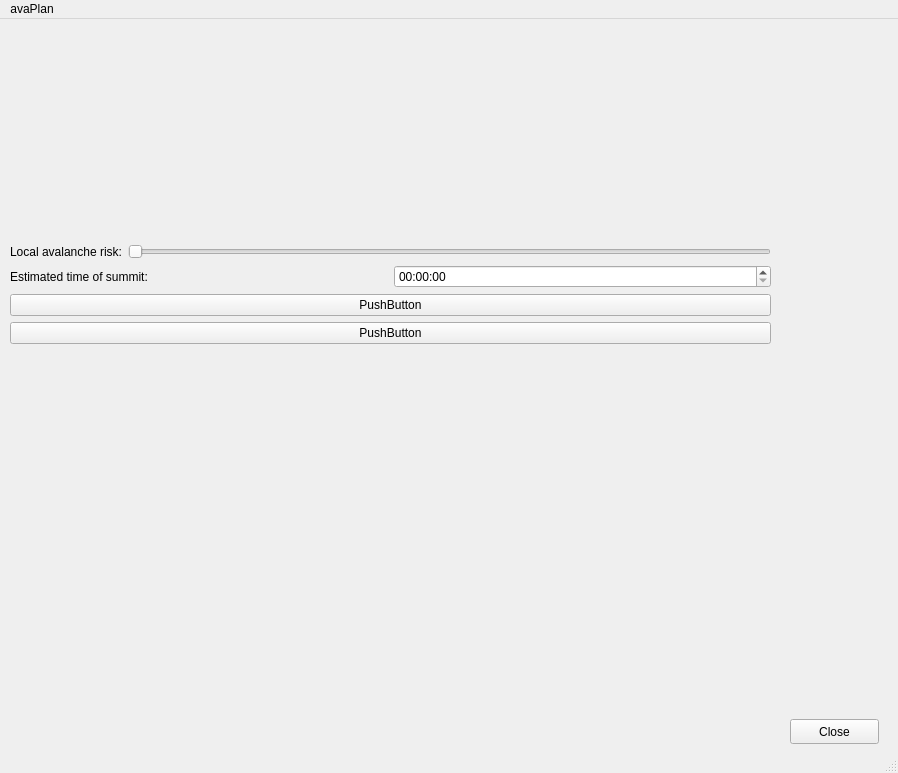
Above: UI/plan.ui from lukegorman/avaPlan before the change. Below: the same form after it.
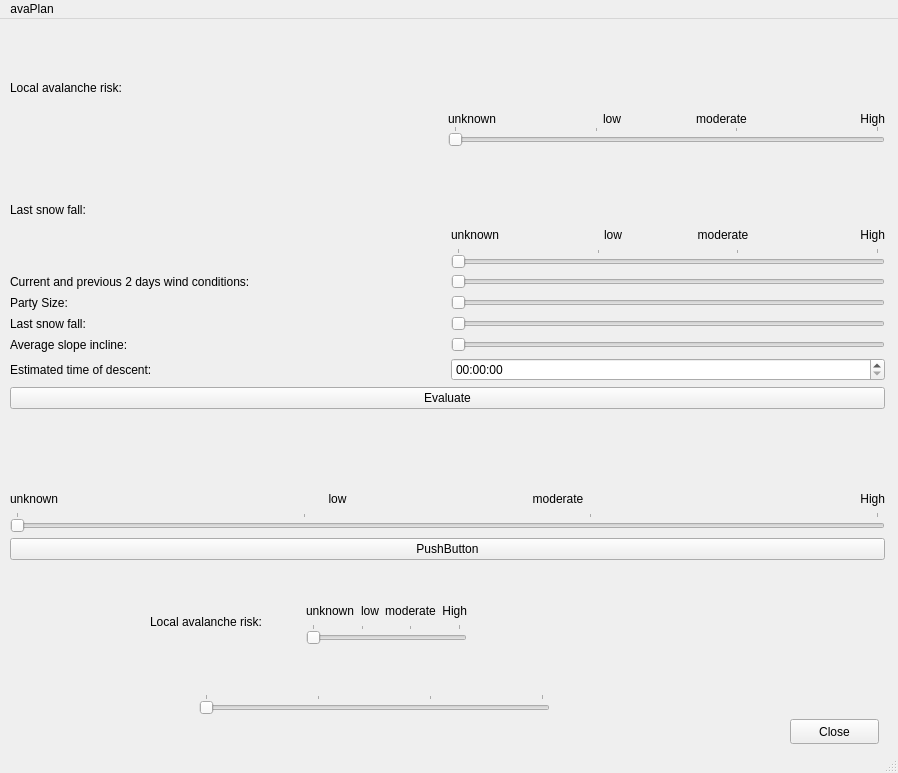
That is the form after the change.

Commit message: form grid, sliders, button slot/sig

```diff
--- a/UI/plan.ui
+++ b/UI/plan.ui
@@ -19,24 +19,295 @@
      <rect>
       <x>10</x>
       <y>10</y>
-      <width>761</width>
+      <width>875</width>
       <height>531</height>
      </rect>
     </property>
     <layout class="QGridLayout" name="gridLayout_2">
      <item row="0" column="0">
       <layout class="QVBoxLayout" name="verticalLayout">
+       <property name="sizeConstraint">
+        <enum>QLayout::SetNoConstraint</enum>
+       </property>
        <item>
         <layout class="QHBoxLayout" name="horizontalLayout_2">
+         <property name="spacing">
+          <number>0</number>
+         </property>
+         <property name="sizeConstraint">
+          <enum>QLayout::SetDefaultConstraint</enum>
+         </property>
          <item>
           <widget class="QLabel" name="label">
+           <property name="sizePolicy">
+            <sizepolicy hsizetype="Minimum" vsizetype="Preferred">
+             <horstretch>0</horstretch>
+             <verstretch>0</verstretch>
+            </sizepolicy>
+           </property>
            <property name="text">
             <string>Local avalanche risk:</string>
            </property>
           </widget>
          </item>
          <item>
-          <widget class="QSlider" name="horizontalSlider">
+          <layout class="QGridLayout" name="gridLayout_4">
+           <item row="5" column="0">
+            <widget class="QLabel" name="label_13">
+             <property name="lineWidth">
+              <number>1</number>
+             </property>
+             <property name="text">
+              <string>unknown</string>
+             </property>
+             <property name="alignment">
+              <set>Qt::AlignBottom|Qt::AlignLeading|Qt::AlignLeft</set>
+             </property>
+            </widget>
+           </item>
+           <item row="6" column="0" colspan="4">
+            <widget class="QSlider" name="slRisk_6">
+             <property name="sizePolicy">
+              <sizepolicy hsizetype="Minimum" vsizetype="Fixed">
+               <horstretch>0</horstretch>
+               <verstretch>0</verstretch>
+              </sizepolicy>
+             </property>
+             <property name="maximum">
+              <number>3</number>
+             </property>
+             <property name="singleStep">
+              <number>1</number>
+             </property>
+             <property name="pageStep">
+              <number>1</number>
+             </property>
+             <property name="orientation">
+              <enum>Qt::Horizontal</enum>
+             </property>
+             <property name="tickPosition">
+              <enum>QSlider::TicksAbove</enum>
+             </property>
+             <property name="tickInterval">
+              <number>1</number>
+             </property>
+            </widget>
+           </item>
+           <item row="5" column="1">
+            <widget class="QLabel" name="label_15">
+             <property name="text">
+              <string>low</string>
+             </property>
+             <property name="alignment">
+              <set>Qt::AlignBottom|Qt::AlignHCenter</set>
+             </property>
+            </widget>
+           </item>
+           <item row="5" column="3">
+            <widget class="QLabel" name="label_12">
+             <property name="text">
+              <string>High</string>
+             </property>
+             <property name="alignment">
+              <set>Qt::AlignBottom|Qt::AlignRight|Qt::AlignTrailing</set>
+             </property>
+            </widget>
+           </item>
+           <item row="5" column="2">
+            <widget class="QLabel" name="label_14">
+             <property name="text">
+              <string>moderate</string>
+             </property>
+             <property name="alignment">
+              <set>Qt::AlignBottom|Qt::AlignHCenter</set>
+             </property>
+            </widget>
+           </item>
+          </layout>
+         </item>
+        </layout>
+       </item>
+       <item>
+        <layout class="QHBoxLayout" name="horizontalLayout_4">
+         <item>
+          <widget class="QLabel" name="label_3">
+           <property name="sizePolicy">
+            <sizepolicy hsizetype="Minimum" vsizetype="Preferred">
+             <horstretch>0</horstretch>
+             <verstretch>0</verstretch>
+            </sizepolicy>
+           </property>
+           <property name="text">
+            <string>Last snow fall:</string>
+           </property>
+          </widget>
+         </item>
+         <item>
+          <layout class="QGridLayout" name="gridLayout_6">
+           <item row="6" column="0" colspan="4">
+            <widget class="QSlider" name="slRisk_8">
+             <property name="sizePolicy">
+              <sizepolicy hsizetype="Minimum" vsizetype="Fixed">
+               <horstretch>0</horstretch>
+               <verstretch>0</verstretch>
+              </sizepolicy>
+             </property>
+             <property name="maximum">
+              <number>3</number>
+             </property>
+             <property name="singleStep">
+              <number>1</number>
+             </property>
+             <property name="pageStep">
+              <number>1</number>
+             </property>
+             <property name="orientation">
+              <enum>Qt::Horizontal</enum>
+             </property>
+             <property name="tickPosition">
+              <enum>QSlider::TicksAbove</enum>
+             </property>
+             <property name="tickInterval">
+              <number>1</number>
+             </property>
+            </widget>
+           </item>
+           <item row="5" column="3">
+            <widget class="QLabel" name="label_16">
+             <property name="text">
+              <string>High</string>
+             </property>
+             <property name="alignment">
+              <set>Qt::AlignBottom|Qt::AlignRight|Qt::AlignTrailing</set>
+             </property>
+            </widget>
+           </item>
+           <item row="5" column="1">
+            <widget class="QLabel" name="label_18">
+             <property name="text">
+              <string>low</string>
+             </property>
+             <property name="alignment">
+              <set>Qt::AlignBottom|Qt::AlignHCenter</set>
+             </property>
+            </widget>
+           </item>
+           <item row="5" column="0">
+            <widget class="QLabel" name="label_19">
+             <property name="lineWidth">
+              <number>1</number>
+             </property>
+             <property name="text">
+              <string>unknown</string>
+             </property>
+             <property name="alignment">
+              <set>Qt::AlignBottom|Qt::AlignLeading|Qt::AlignLeft</set>
+             </property>
+            </widget>
+           </item>
+           <item row="5" column="2">
+            <widget class="QLabel" name="label_17">
+             <property name="text">
+              <string>moderate</string>
+             </property>
+             <property name="alignment">
+              <set>Qt::AlignBottom|Qt::AlignHCenter</set>
+             </property>
+            </widget>
+           </item>
+          </layout>
+         </item>
+        </layout>
+       </item>
+       <item>
+        <layout class="QHBoxLayout" name="horizontalLayout_8">
+         <item>
+          <widget class="QLabel" name="label_7">
+           <property name="text">
+            <string>Current and previous 2 days wind conditions:</string>
+           </property>
+          </widget>
+         </item>
+         <item>
+          <widget class="QSlider" name="horizontalSlider_6">
+           <property name="sizePolicy">
+            <sizepolicy hsizetype="Minimum" vsizetype="Fixed">
+             <horstretch>0</horstretch>
+             <verstretch>0</verstretch>
+            </sizepolicy>
+           </property>
+           <property name="orientation">
+            <enum>Qt::Horizontal</enum>
+           </property>
+          </widget>
+         </item>
+        </layout>
+       </item>
+       <item>
+        <layout class="QHBoxLayout" name="horizontalLayout_5">
+         <item>
+          <widget class="QLabel" name="label_4">
+           <property name="text">
+            <string>Party Size:</string>
+           </property>
+          </widget>
+         </item>
+         <item>
+          <widget class="QSlider" name="horizontalSlider_3">
+           <property name="sizePolicy">
+            <sizepolicy hsizetype="Minimum" vsizetype="Fixed">
+             <horstretch>0</horstretch>
+             <verstretch>0</verstretch>
+            </sizepolicy>
+           </property>
+           <property name="orientation">
+            <enum>Qt::Horizontal</enum>
+           </property>
+          </widget>
+         </item>
+        </layout>
+       </item>
+       <item>
+        <layout class="QHBoxLayout" name="horizontalLayout_6">
+         <item>
+          <widget class="QLabel" name="label_5">
+           <property name="text">
+            <string>Last snow fall:</string>
+           </property>
+          </widget>
+         </item>
+         <item>
+          <widget class="QSlider" name="horizontalSlider_4">
+           <property name="sizePolicy">
+            <sizepolicy hsizetype="Minimum" vsizetype="Fixed">
+             <horstretch>0</horstretch>
+             <verstretch>0</verstretch>
+            </sizepolicy>
+           </property>
+           <property name="orientation">
+            <enum>Qt::Horizontal</enum>
+           </property>
+          </widget>
+         </item>
+        </layout>
+       </item>
+       <item>
+        <layout class="QHBoxLayout" name="horizontalLayout_7">
+         <item>
+          <widget class="QLabel" name="label_6">
+           <property name="text">
+            <string>Average slope incline:</string>
+           </property>
+          </widget>
+         </item>
+         <item>
+          <widget class="QSlider" name="horizontalSlider_5">
+           <property name="sizePolicy">
+            <sizepolicy hsizetype="Minimum" vsizetype="Fixed">
+             <horstretch>0</horstretch>
+             <verstretch>0</verstretch>
+            </sizepolicy>
+           </property>
            <property name="orientation">
             <enum>Qt::Horizontal</enum>
            </property>
@@ -49,7 +320,7 @@
          <item>
           <widget class="QLabel" name="label_2">
            <property name="text">
-            <string>Estimated time of summit:</string>
+            <string>Estimated time of descent:</string>
            </property>
           </widget>
          </item>
@@ -61,10 +332,85 @@
        <item>
         <widget class="QPushButton" name="pushButton_2">
          <property name="text">
-          <string>PushButton</string>
+          <string>Evaluate</string>
          </property>
         </widget>
        </item>
+       <item>
+        <layout class="QGridLayout" name="gridLayout">
+         <item row="5" column="3">
+          <widget class="QLabel" name="label_11">
+           <property name="text">
+            <string>High</string>
+           </property>
+           <property name="alignment">
+            <set>Qt::AlignBottom|Qt::AlignRight|Qt::AlignTrailing</set>
+           </property>
+          </widget>
+         </item>
+         <item row="5" column="0">
+          <widget class="QLabel" name="label_9">
+           <property name="lineWidth">
+            <number>1</number>
+           </property>
+           <property name="text">
+            <string>unknown</string>
+           </property>
+           <property name="alignment">
+            <set>Qt::AlignBottom|Qt::AlignLeading|Qt::AlignLeft</set>
+           </property>
+          </widget>
+         </item>
+         <item row="5" column="2">
+          <widget class="QLabel" name="label_10">
+           <property name="text">
+            <string>moderate</string>
+           </property>
+           <property name="alignment">
+            <set>Qt::AlignBottom|Qt::AlignHCenter</set>
+           </property>
+          </widget>
+         </item>
+         <item row="5" column="1">
+          <widget class="QLabel" name="label_8">
+           <property name="text">
+            <string>low</string>
+           </property>
+           <property name="alignment">
+            <set>Qt::AlignBottom|Qt::AlignHCenter</set>
+           </property>
+          </widget>
+         </item>
+         <item row="6" column="0" colspan="4">
+          <widget class="QSlider" name="slRisk_4">
+           <property name="sizePolicy">
+            <sizepolicy hsizetype="Minimum" vsizetype="Fixed">
+             <horstretch>0</horstretch>
+             <verstretch>0</verstretch>
+            </sizepolicy>
+           </property>
+           <property name="maximum">
+            <number>3</number>
+           </property>
+           <property name="singleStep">
+            <number>1</number>
+           </property>
+           <property name="pageStep">
+            <number>1</number>
+           </property>
+           <property name="orientation">
+            <enum>Qt::Horizontal</enum>
+           </property>
+           <property name="tickPosition">
+            <enum>QSlider::TicksAbove</enum>
+           </property>
+           <property name="tickInterval">
+            <number>1</number>
+           </property>
+          </widget>
+         </item>
+        </layout>
+       </item>
        <item>
         <widget class="QPushButton" name="pushButton">
          <property name="text">
@@ -89,6 +435,146 @@
      <string>Close</string>
     </property>
    </widget>
+   <widget class="QWidget" name="verticalLayoutWidget">
+    <property name="geometry">
+     <rect>
+      <x>199</x>
+      <y>660</y>
+      <width>351</width>
+      <height>51</height>
+     </rect>
+    </property>
+    <layout class="QVBoxLayout" name="verticalLayout_2">
+     <item>
+      <layout class="QHBoxLayout" name="horizontalLayout"/>
+     </item>
+     <item>
+      <widget class="QSlider" name="slRisk_2">
+       <property name="sizePolicy">
+        <sizepolicy hsizetype="Minimum" vsizetype="Fixed">
+         <horstretch>0</horstretch>
+         <verstretch>0</verstretch>
+        </sizepolicy>
+       </property>
+       <property name="maximum">
+        <number>3</number>
+       </property>
+       <property name="singleStep">
+        <number>1</number>
+       </property>
+       <property name="pageStep">
+        <number>1</number>
+       </property>
+       <property name="orientation">
+        <enum>Qt::Horizontal</enum>
+       </property>
+       <property name="tickPosition">
+        <enum>QSlider::TicksAbove</enum>
+       </property>
+       <property name="tickInterval">
+        <number>1</number>
+       </property>
+      </widget>
+     </item>
+    </layout>
+   </widget>
+   <widget class="QWidget" name="layoutWidget_6">
+    <property name="geometry">
+     <rect>
+      <x>150</x>
+      <y>580</y>
+      <width>317</width>
+      <height>45</height>
+     </rect>
+    </property>
+    <layout class="QHBoxLayout" name="horizontalLayout_9">
+     <property name="sizeConstraint">
+      <enum>QLayout::SetDefaultConstraint</enum>
+     </property>
+     <item>
+      <widget class="QLabel" name="label_20">
+       <property name="text">
+        <string>Local avalanche risk:</string>
+       </property>
+      </widget>
+     </item>
+     <item>
+      <layout class="QGridLayout" name="gridLayout_5">
+       <item row="5" column="3">
+        <widget class="QLabel" name="label_21">
+         <property name="text">
+          <string>High</string>
+         </property>
+         <property name="alignment">
+          <set>Qt::AlignBottom|Qt::AlignRight|Qt::AlignTrailing</set>
+         </property>
+        </widget>
+       </item>
+       <item row="5" column="2">
+        <widget class="QLabel" name="label_22">
+         <property name="text">
+          <string>moderate</string>
+         </property>
+         <property name="alignment">
+          <set>Qt::AlignBottom|Qt::AlignHCenter</set>
+         </property>
+        </widget>
+       </item>
+       <item row="5" column="1">
+        <widget class="QLabel" name="label_23">
+         <property name="text">
+          <string>low</string>
+         </property>
+         <property name="alignment">
+          <set>Qt::AlignBottom|Qt::AlignHCenter</set>
+         </property>
+        </widget>
+       </item>
+       <item row="6" column="0" colspan="4">
+        <widget class="QSlider" name="slRisk_7">
+         <property name="sizePolicy">
+          <sizepolicy hsizetype="Minimum" vsizetype="Fixed">
+           <horstretch>0</horstretch>
+           <verstretch>0</verstretch>
+          </sizepolicy>
+         </property>
+         <property name="maximum">
+          <number>3</number>
+         </property>
+         <property name="singleStep">
+          <number>1</number>
+         </property>
+         <property name="pageStep">
+          <number>1</number>
+         </property>
+         <property name="orientation">
+          <enum>Qt::Horizontal</enum>
+         </property>
+         <property name="tickPosition">
+          <enum>QSlider::TicksAbove</enum>
+         </property>
+         <property name="tickInterval">
+          <number>1</number>
+         </property>
+        </widget>
+       </item>
+       <item row="5" column="0">
+        <widget class="QLabel" name="label_24">
+         <property name="lineWidth">
+          <number>1</number>
+         </property>
+         <property name="text">
+          <string>unknown</string>
+         </property>
+         <property name="alignment">
+          <set>Qt::AlignBottom|Qt::AlignLeading|Qt::AlignLeft</set>
+         </property>
+        </widget>
+       </item>
+      </layout>
+     </item>
+    </layout>
+   </widget>
   </widget>
   <widget class="QMenuBar" name="menubar">
    <property name="geometry">
```
Left out of the diff: 4 changed lines with no effect on the pictures. The commit also changes 1 other file.
